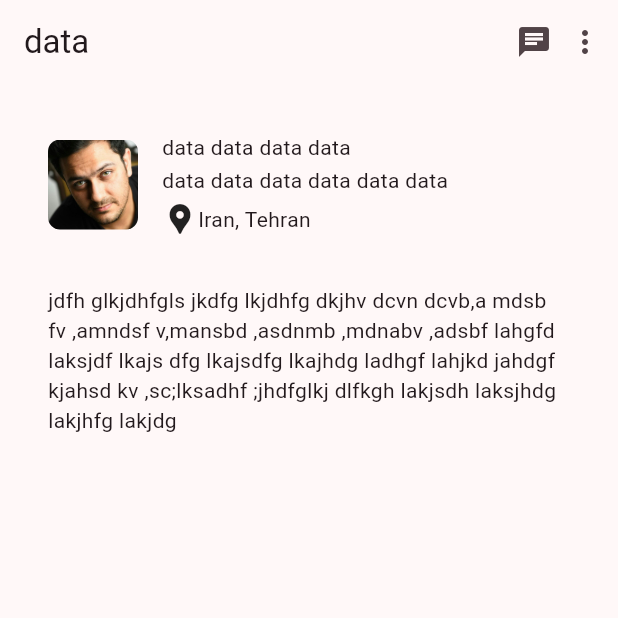
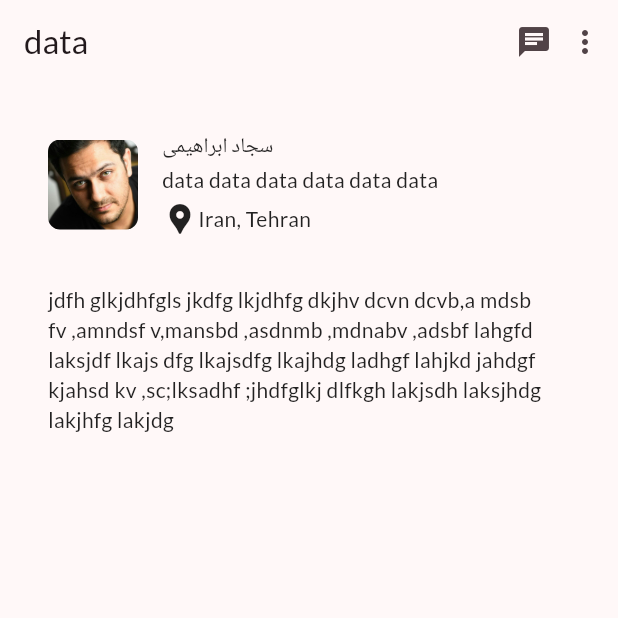
Before and after one commit to webneshin/flutter_learning_profile, a Flutter app: the screen it shows after launch, on a phone screen of 412 x 824 dp, the top half of it. Run offline on Flutter 3.47's test engine with Material 2 defaults, Android fonts, the phone set to English and light mode, and no system bars; our stand-ins replace google_fonts.

Commit message:
add google fonts package

```diff
--- a/lib/main.dart
+++ b/lib/main.dart
@@ -1,4 +1,5 @@
 import 'package:flutter/material.dart';
+import 'package:google_fonts/google_fonts.dart';
 
 void main() {
   runApp(const MainApp());
@@ -14,6 +15,7 @@ class MainApp extends StatelessWidget {
       title: 'Flutter Demo With Webneshin',
       theme: ThemeData(
         colorScheme: ColorScheme.fromSeed(seedColor: Colors.black),
+        textTheme: GoogleFonts.latoTextTheme(),
         useMaterial3: true,
       ),
       home: MyHomePage(),
@@ -54,7 +56,7 @@ class MyHomePage extends StatelessWidget {
                   const Column(
                     crossAxisAlignment: CrossAxisAlignment.start,
                     children: [
-                      Text("data data data data "),
+                      Text("سجاد ابراهیمی "),
                       SizedBox(
                         height: 2,
                       ),
--- a/pubspec.yaml
+++ b/pubspec.yaml
@@ -9,6 +9,7 @@ environment:
 dependencies:
   flutter:
     sdk: flutter
+  google_fonts: ^5.1.0
 
 dev_dependencies:
   flutter_test:
```
Also changed, not shown: pubspec.lock, 1 other file.
